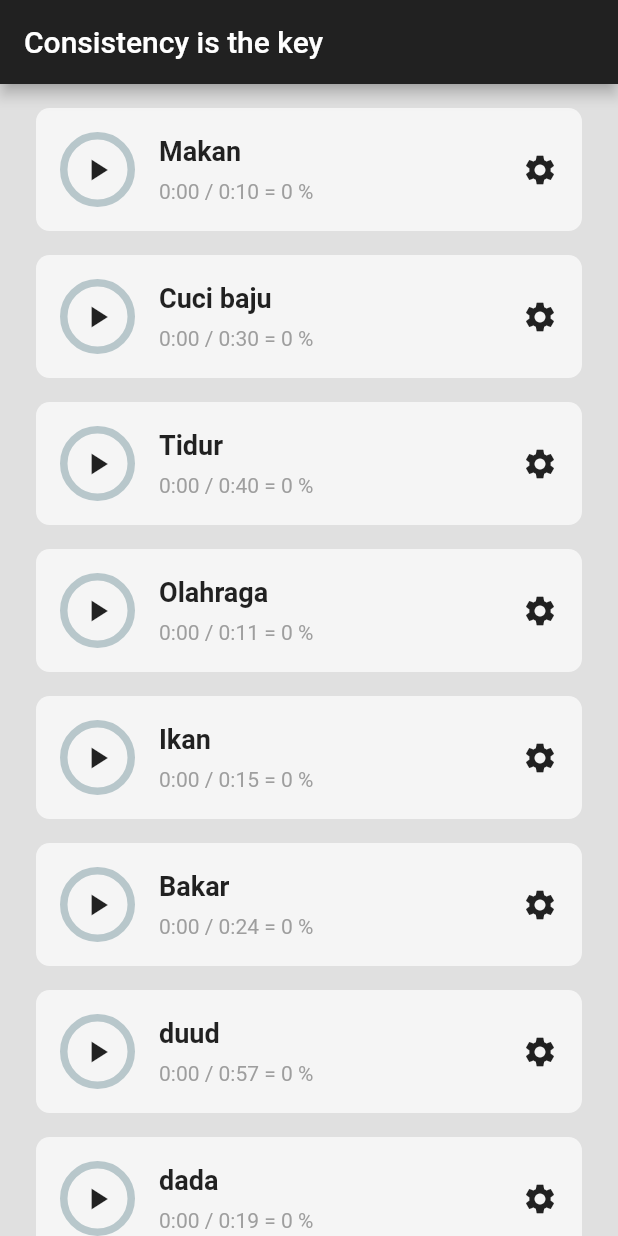
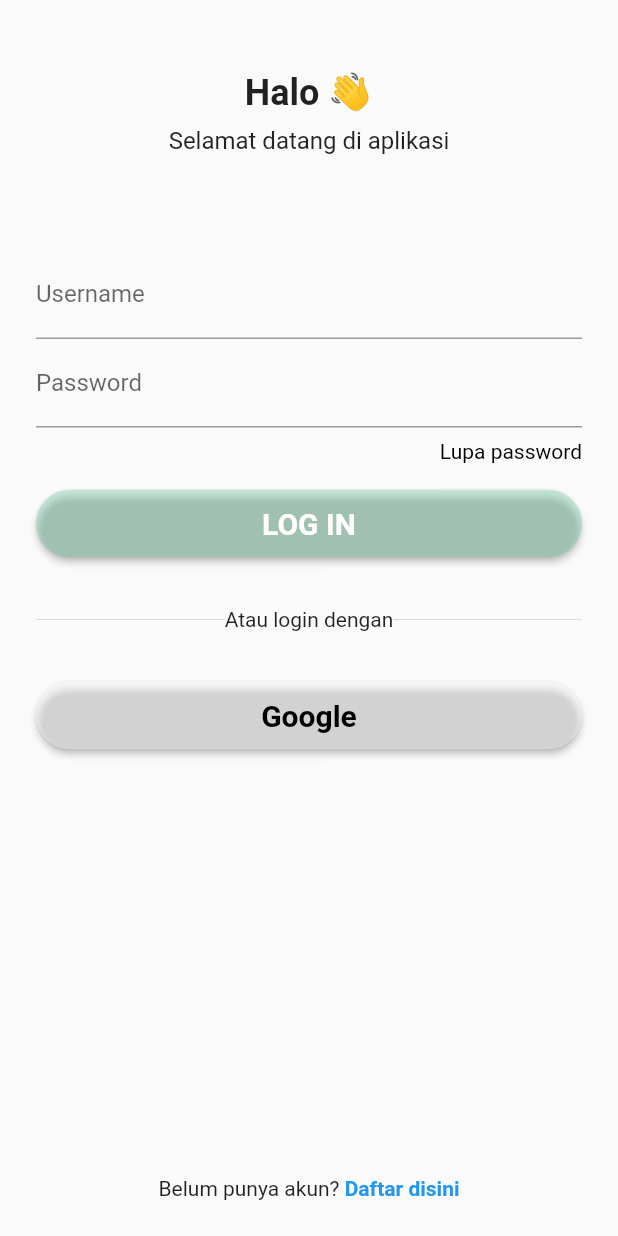
Before and after one commit to Meal-Planner-on-Steroid/MPS-Mobile, a Flutter app: the screen it shows after launch, on a phone screen of 412 x 824 dp. Run offline on Flutter 3.47's test engine with Material 2 defaults, Android fonts, the light colour scheme and no system bars; drawn by our look-alikes of percent_indicator.

Commit message:
:sparkles: Interface: Login & register

```diff
--- a/lib/home_page.dart
+++ /dev/null
@@ -1,98 +0,0 @@
-import 'dart:async';
-
-import 'package:flutter/material.dart';
-import 'package:mps/utils/habit_tiles.dart';
-import 'utils/habit_tiles.dart';
-
-class HomePage extends StatefulWidget {
-  const HomePage({Key? key}) : super(key: key);
-
-  @override
-  State<HomePage> createState() => _HomePageState();
-}
-
-class _HomePageState extends State<HomePage> {
-  // Fake data
-  List habitList = [
-    // [habitName, isHabitStarted, timeSpent, timeGoal]
-    ['Makan', false, 0, 10],
-    ['Cuci baju', false, 0, 30],
-    ['Tidur', false, 0, 40],
-    ['Olahraga', false, 0, 11],
-    ['Ikan', false, 0, 15],
-    ['Bakar', false, 0, 24],
-    ['duud', false, 0, 57],
-    ['dada', false, 0, 19],
-  ];
-
-  void habitStarted(int index) {
-    // Note what the start time
-    var startTime = DateTime.now();
-
-    // Include last timer progress
-    int elapsedTime = habitList[index][2];
-
-    // Habit started
-    setState(() {
-      habitList[index][1] = !habitList[index][1];
-    });
-
-    if (habitList[index][1]) {
-      // Keep the time going
-      Timer.periodic(Duration(seconds: 1), (timer) {
-        setState(() {
-          // Check when the user has stop the timer
-          if (!habitList[index][1]) {
-            timer.cancel();
-          }
-
-          // Calculate the time elapsed by current time and start time
-          var currentTime = DateTime.now();
-          habitList[index][2] = elapsedTime +
-              currentTime.second -
-              startTime.second +
-              60 * (currentTime.minute - startTime.minute) +
-              60 * 60 * (currentTime.hour - startTime.hour);
-        });
-      });
-    }
-  }
-
-  void settingOpened(int index) {
-    showDialog(
-        context: context,
-        builder: (context) {
-          return AlertDialog(
-            title: Text('Settings for ' + habitList[index][0]),
-          );
-        });
-  }
-
-  @override
-  Widget build(BuildContext context) {
-    return Scaffold(
-      backgroundColor: Colors.grey.shade300,
-      appBar: AppBar(
-        backgroundColor: Colors.grey.shade900,
-        title: Text('Consistency is the key'),
-      ),
-      body: ListView.builder(
-        itemCount: habitList.length,
-        itemBuilder: ((context, index) {
-          return HabitTile(
-            habitName: habitList[index][0],
-            onTap: () {
-              habitStarted(index);
-            },
-            settingTapped: () {
-              settingOpened(index);
-            },
-            isHabitStarted: habitList[index][1],
-            timeSpent: habitList[index][2],
-            timeGoal: habitList[index][3],
-          );
-        }),
-      ),
-    );
-  }
-}
--- a/lib/main.dart
+++ b/lib/main.dart
@@ -1,5 +1,6 @@
 import 'package:flutter/material.dart';
-import 'home_page.dart';
+import 'screens/home_page.dart';
+import 'screens/auth/login_page.dart';
 
 void main() {
   runApp(const MyApp());
@@ -8,12 +9,56 @@ void main() {
 class MyApp extends StatelessWidget {
   const MyApp({Key? key}) : super(key: key);
 
-  // This widget is the root of your application.
   @override
   Widget build(BuildContext context) {
-    return const MaterialApp(
+    return MaterialApp(
       debugShowCheckedModeBanner: false,
-      home: HomePage(),
+      theme: ThemeData(
+        colorScheme: ColorScheme.fromSwatch().copyWith(
+          primary: const Color.fromARGB(100, 225, 219, 214),
+        ),
+      ),
+      home: const RootPage(),
     );
   }
 }
+
+class RootPage extends StatefulWidget {
+  const RootPage({Key? key}) : super(key: key);
+
+  @override
+  State<RootPage> createState() => _RootPageState();
+}
+
+class _RootPageState extends State<RootPage> {
+  int currentPage = 0;
+  List<Widget> pages = const [
+    HomePage(),
+  ];
+
+  @override
+  Widget build(BuildContext context) {
+    return Scaffold(
+      backgroundColor: Colors.grey.shade300,
+      // appBar: AppBar(
+      //   title: const Text('Flutter'),
+      // ),
+      //   body: pages[currentPage],
+      body: LoginPage(),
+      //   bottomNavigationBar: NavigationBar(
+      //     destinations: const [
+      //       NavigationDestination(icon: Icon(Icons.home), label: 'Home'),
+      //       NavigationDestination(icon: Icon(Icons.person), label: 'Me'),
+      //       NavigationDestination(icon: Icon(Icons.fastfood), label: 'Menu'),
+      //       NavigationDestination(icon: Icon(Icons.history), label: 'Riwayat'),
+      //     ],
+      //     onDestinationSelected: (int index) {
+      //       setState(() {
+      //         currentPage = index;
+      //       });
+      //     },
+      //     selectedIndex: currentPage,
+      //   ),
+    );
+  }
+}
--- /dev/null
+++ b/lib/screens/auth/login_page.dart
@@ -0,0 +1,166 @@
+import 'package:flutter/material.dart';
+import '../../utils/belum_punya_akun.dart';
+
+class LoginPage extends StatefulWidget {
+  const LoginPage({Key? key}) : super(key: key);
+
+  @override
+  State<LoginPage> createState() => _LoginPageState();
+}
+
+class _LoginPageState extends State<LoginPage> {
+  final _formKey = GlobalKey<FormState>();
+
+  @override
+  Widget build(BuildContext context) {
+    return Scaffold(
+      body: SafeArea(
+        child: Container(
+          padding: const EdgeInsets.all(24),
+          child: Builder(
+            builder: (context) => Form(
+              key: _formKey,
+              child: Column(
+                children: <Widget>[
+                  const SizedBox(height: 24),
+                  // Salam
+                  const Text(
+                    'Halo 👋',
+                    style: TextStyle(fontWeight: FontWeight.bold, fontSize: 24),
+                  ),
+                  const SizedBox(height: 8),
+
+                  const Text(
+                    'Selamat datang di aplikasi',
+                    style: TextStyle(fontSize: 16),
+                  ),
+
+                  const SizedBox(height: 64),
+
+                  // Login input
+                  TextFormField(
+                    decoration: const InputDecoration(labelText: 'Username'),
+                    validator: (value) {
+                      if (value!.isEmpty) {
+                        return 'Please enter your username';
+                      }
+                      return null;
+                    },
+                  ),
+                  TextFormField(
+                    decoration: const InputDecoration(labelText: 'Password'),
+                    validator: (value) {
+                      if (value!.isEmpty) {
+                        return 'Please enter your password';
+                      }
+                      return null;
+                    },
+                  ),
+
+                  const SizedBox(height: 8),
+
+                  // Link lupa password
+                  Row(
+                    mainAxisAlignment: MainAxisAlignment.end,
+                    children: [
+                      GestureDetector(
+                        onTap: () {
+                          debugPrint('Lupa password');
+                        },
+                        child: const Text(
+                          "Lupa password",
+                          style: TextStyle(color: Colors.black),
+                        ),
+                      ),
+                    ],
+                  ),
+
+                  const SizedBox(height: 16),
+
+                  // Tombol login
+                  Column(
+                    crossAxisAlignment: CrossAxisAlignment.stretch,
+                    children: [
+                      ElevatedButton(
+                        style: ElevatedButton.styleFrom(
+                          shape: const StadiumBorder(),
+                          primary: const Color.fromARGB(100, 127, 209, 174),
+                        ),
+                        onPressed: () {
+                          // final form = _formKey.currentState;
+                          // if (form!.validate()) {
+                          //   form.save();
+                          // }
+                        },
+                        child: const Padding(
+                          padding: EdgeInsets.all(11.0),
+                          child: Text(
+                            'LOG IN',
+                            style: TextStyle(
+                              fontSize: 20,
+                              fontWeight: FontWeight.bold,
+                            ),
+                          ),
+                        ),
+                      ),
+                    ],
+                  ),
+
+                  const SizedBox(height: 32),
+
+                  // Atau login dengan
+                  Row(children: const <Widget>[
+                    Expanded(
+                      child: Divider(),
+                    ),
+                    Text("Atau login dengan"),
+                    Expanded(
+                      child: Divider(),
+                    ),
+                  ]),
+
+                  const SizedBox(height: 32),
+
+                  // Tombol google login
+                  Column(
+                    crossAxisAlignment: CrossAxisAlignment.stretch,
+                    children: [
+                      ElevatedButton(
+                        style: ElevatedButton.styleFrom(
+                          shape: const StadiumBorder(),
+                          primary: const Color.fromARGB(100, 255, 255, 255),
+                        ),
+                        onPressed: () {
+                          // final form = _formKey.currentState;
+                          // if (form!.validate()) {
+                          //   form.save();
+                          // }
+                        },
+                        child: const Padding(
+                          padding: EdgeInsets.all(11.0),
+                          child: Text(
+                            'Google',
+                            style: TextStyle(
+                              fontSize: 20,
+                              fontWeight: FontWeight.bold,
+                              color: Colors.black,
+                            ),
+                          ),
+                        ),
+                      ),
+                    ],
+                  ),
+
+                  const Spacer(),
+
+                  // Belum punya akun
+                  const BelumPunyaAKun(),
+                ],
+              ),
+            ),
+          ),
+        ),
+      ),
+    );
+  }
+}
--- /dev/null
+++ b/lib/utils/belum_punya_akun.dart
@@ -0,0 +1,32 @@
+import 'package:flutter/material.dart';
+import '../screens/auth/register_page.dart';
+
+class BelumPunyaAKun extends StatelessWidget {
+  const BelumPunyaAKun({Key? key}) : super(key: key);
+
+  @override
+  Widget build(BuildContext context) {
+    return Row(
+      mainAxisAlignment: MainAxisAlignment.center,
+      children: [
+        const Text('Belum punya akun? '),
+        GestureDetector(
+          onTap: () {
+            // debugPrint('Register');
+            Navigator.push(
+              context,
+              MaterialPageRoute(builder: (context) => const RegisterPage()),
+            );
+          },
+          child: const Text(
+            'Daftar disini',
+            style: TextStyle(
+              color: Colors.blue,
+              fontWeight: FontWeight.bold,
+            ),
+          ),
+        ),
+      ],
+    );
+  }
+}
--- a/lib/utils/habit_tiles.dart
+++ /dev/null
@@ -1,115 +0,0 @@
-import 'package:flutter/material.dart';
-import 'package:percent_indicator/percent_indicator.dart';
-
-class HabitTile extends StatelessWidget {
-  final String habitName;
-  final VoidCallback onTap;
-  final VoidCallback settingTapped;
-  final int timeSpent;
-  final int timeGoal;
-  final bool isHabitStarted;
-
-  const HabitTile({
-    Key? key,
-    required this.habitName,
-    required this.onTap,
-    required this.settingTapped,
-    required this.timeSpent,
-    required this.timeGoal,
-    required this.isHabitStarted,
-  }) : super(key: key);
-
-  // Convert second into min:sec -> e.g. 62 seconds = 1:02
-  String formatToMinSec(int totalSeconds) {
-    String secs = (totalSeconds % 60).toString();
-    String mins = (totalSeconds / 60).toStringAsFixed(5);
-
-    // If secs is 1 digit number
-    if (secs.length == 1) {
-      secs = '0' + secs;
-    }
-
-    // If mins is 1 digit number
-    if (mins[1] == '.') {
-      mins = mins.substring(0, 1);
-    }
-
-    return mins + ":" + secs;
-  }
-
-  // Calculate progress percentage
-  double percentCompleted() {
-    return timeSpent / timeGoal * 60;
-  }
-
-  @override
-  Widget build(BuildContext context) {
-    return Padding(
-      padding: const EdgeInsets.only(left: 24.0, right: 24.0, top: 16.0),
-      child: Container(
-        padding: const EdgeInsets.all(16),
-        decoration: BoxDecoration(
-            color: Colors.grey.shade100,
-            borderRadius: BorderRadius.circular(9)),
-        child: Row(
-          mainAxisAlignment: MainAxisAlignment.spaceBetween,
-          children: [
-            Row(
-              children: [
-                // Progress circle
-                GestureDetector(
-                  onTap: onTap,
-                  child: SizedBox(
-                    height: 50,
-                    width: 50,
-                    child: Stack(children: [
-                      CircularPercentIndicator(
-                        radius: 50,
-                      ),
-                      // play pause btn
-                      Center(
-                          child: Icon(
-                              isHabitStarted ? Icons.pause : Icons.play_arrow))
-                    ]),
-                  ),
-                ),
-
-                // Space
-                SizedBox(
-                  width: 16,
-                ),
-
-                Column(
-                  crossAxisAlignment: CrossAxisAlignment.start,
-                  children: [
-                    // Habit name
-                    Text(
-                      habitName,
-                      style:
-                          TextStyle(fontWeight: FontWeight.bold, fontSize: 18),
-                    ),
-                    // Space
-                    const SizedBox(
-                      height: 8.0,
-                    ),
-                    // Progress
-                    Text(
-                      formatToMinSec(timeSpent) +
-                          ' / ' +
-                          formatToMinSec(timeGoal) +
-                          ' = ' +
-                          (percentCompleted()).toStringAsFixed(0) +
-                          ' %',
-                      style: TextStyle(color: Colors.grey),
-                    )
-                  ],
-                ),
-              ],
-            ),
-            GestureDetector(onTap: settingTapped, child: Icon(Icons.settings)),
-          ],
-        ),
-      ),
-    );
-  }
-}
```
Also changed, not shown: lib/screens/auth/register_page.dart (added, +116 -0 lines), lib/screens/home_page.dart (added, +24 -0 lines), lib/utils/sudah_punya_akun.dart (added, +32 -0 lines).
